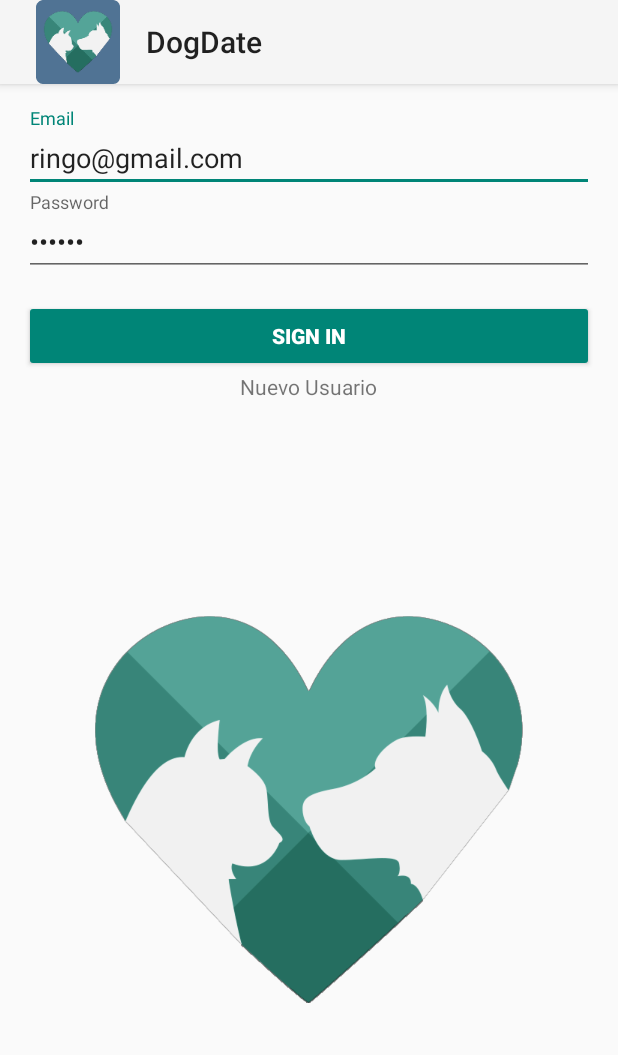
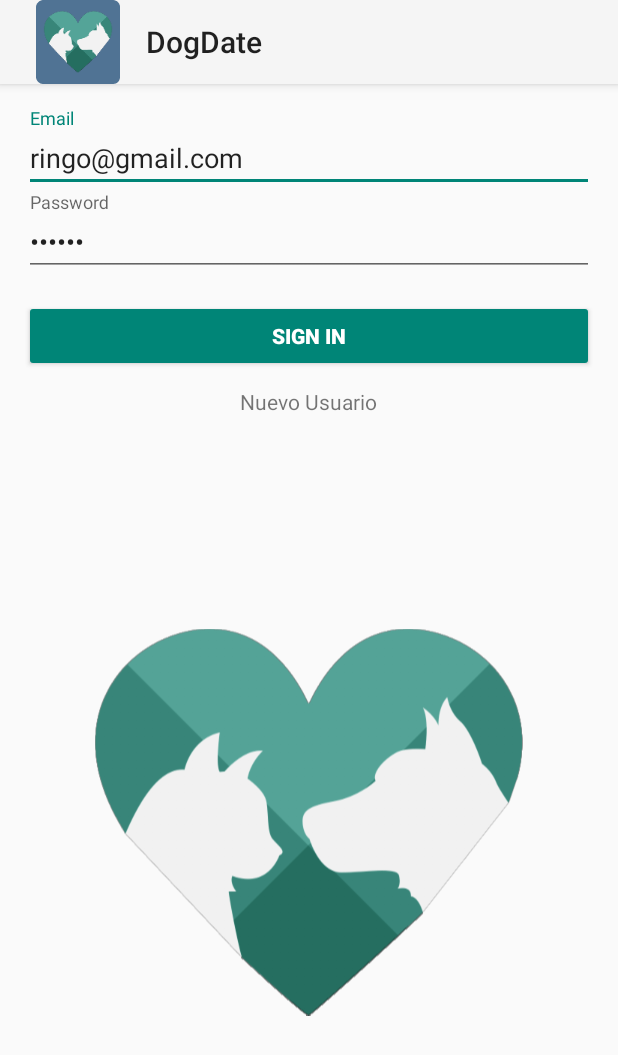
Before and after one commit to chern007/DogDate, an Android app: the screen it shows after launch (LoginActivity), on a phone screen of 412 x 824 dp. Shown: the top 1055 px of the screen. Run offline under Robolectric (Android 15) with nearby library versions, the phone set to English and light mode, and no system bars; our stand-ins replace Firebase (no records; nobody signed in at launch, a user with empty details on screens opened directly); Roboto replaces fonts that are not available here.

Commit message:
mejoras 2

```diff
--- a/app/src/main/res/layout/activity_login.xml
+++ b/app/src/main/res/layout/activity_login.xml
@@ -25,7 +25,7 @@
     <ScrollView
         android:id="@+id/login_form"
         android:layout_width="match_parent"
-        android:layout_height="199dp">
+        android:layout_height="216dp">
 
         <LinearLayout
             android:id="@+id/email_login_form"
@@ -83,6 +83,10 @@
                 android:gravity="center_horizontal"
                 android:orientation="vertical">
 
+                <Space
+                    android:layout_width="match_parent"
+                    android:layout_height="10dp" />
+
                 <TextView
                     android:id="@+id/txtNuevoUsuario"
                     android:layout_width="wrap_content"
```
